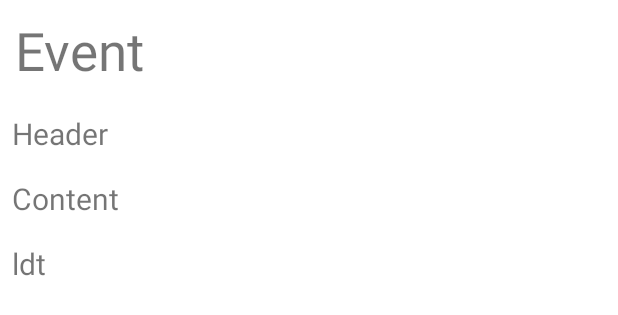
After one commit to CMPUT301W24T13/the-.tarlords, an Android app: the layout content_announcements.xml on its own in the app's theme, with its tools: preview values and no code run, on a phone screen of 412 x 824 dp. The commit adds this screen. Shown: the top 315 px of the screen. Run offline under Robolectric (Android 15) with nearby library versions, the phone set to English and light mode, and no system bars.

Commit message:
create fragment and adapter for announcements

```diff
--- /dev/null
+++ b/code/app/src/main/res/layout/content_announcements.xml
@@ -0,0 +1,39 @@
+<?xml version="1.0" encoding="utf-8"?>
+<LinearLayout xmlns:android="http://schemas.android.com/apk/res/android"
+    android:layout_width="match_parent"
+    android:orientation="vertical"
+    android:layout_height="match_parent">
+
+    <TextView
+        android:id="@+id/event_text"
+        android:layout_width="match_parent"
+        android:layout_height="wrap_content"
+        android:padding="10dp"
+        android:textSize="35sp"
+        android:text="Event" />
+
+    <TextView
+        android:id="@+id/header_text"
+        android:layout_width="match_parent"
+        android:layout_height="wrap_content"
+        android:padding="8dp"
+        android:textSize="20sp"
+        android:text="Header" />
+
+    <TextView
+        android:id="@+id/content_text"
+        android:layout_width="match_parent"
+        android:layout_height="wrap_content"
+        android:padding="8dp"
+        android:textSize="20sp"
+        android:text="Content" />
+
+    <TextView
+        android:id="@+id/ldt_text"
+        android:layout_width="match_parent"
+        android:layout_height="wrap_content"
+        android:padding="8dp"
+        android:textSize="20sp"
+        android:text="ldt" />
+
+</LinearLayout>
```
Also changed, not shown: code/app/src/main/java/com/example/the_tarlords/data/announcement/AddAnnouncementFragment.java (added, +41 -0 lines), code/app/src/main/java/com/example/the_tarlords/data/announcement/Announcement.java (+45 -1 lines), code/app/src/main/java/com/example/the_tarlords/data/announcement/AnnouncementArrayAdapter.java (added, +36 -0 lines), code/app/src/main/java/com/example/the_tarlords/data/announcement/AnnouncementPage.java (+36 -1 lines).
